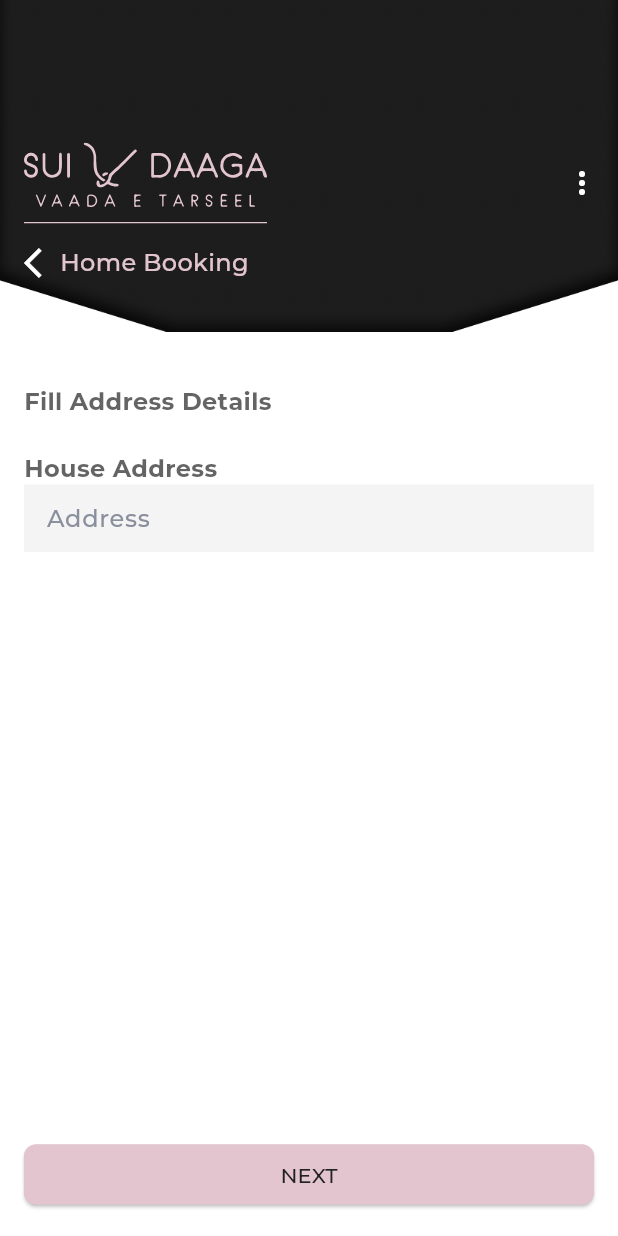
After one commit to yash1711v/Sui-Daga, a Flutter app: the BookingScreen screen opened directly, after a tap on "NEXT", on a phone screen of 412 x 824 dp. The commit adds this screen. Run offline on Flutter 3.47's test engine with Material 3 defaults, Android fonts, the phone set to English and light mode, and no system bars; our stand-ins replace bloc, equatable, flutter_bloc, flutter_screenutil, flutter_svg; project files that could hold a hidden picture were left out.

Commit message:
refactor: homeservice screens

```diff
--- /dev/null
+++ b/lib/controllers/BookingController/HomeService/home_service.dart
@@ -0,0 +1,128 @@
+import 'package:sui_daga/widget/custom_button.dart';
+import 'package:sui_daga/widget/custom_textfield.dart';
+
+import '../../../routes/routes_helper.dart';
+import '../../../style/Pallet.dart';
+import '../../../style/style.dart';
+import '../../../widget/custom_app_bar.dart';
+
+class HomeService extends StatelessWidget {
+  static const id = "/HomeService";
+
+  const HomeService({super.key});
+
+  @override
+  Widget build(BuildContext context) {
+    return Scaffold(
+      appBar: PreferredSize(
+        preferredSize: const Size(412, 221),
+        child: CustomAppBar(
+          textUnderLogo: Padding(
+            padding: const EdgeInsets.only(
+              left: 16.0,
+            ),
+            child: GestureDetector(
+              onTap: () {
+                Navigator.pop(context);
+              },
+              child: Row(
+                children: [
+                  GestureDetector(
+                      onTap: () {
+                        Navigator.pop(context);
+                      },
+                      child: Icon(Icons.arrow_back_ios, color: Pallet.white)),
+                  Text(
+                    "Home Booking",
+                    style:
+                        Style.h18.copyWith(color: Pallet.primary, fontSize: 16),
+                  ),
+                ],
+              ),
+            ),
+          ),
+          actionButton: IconButton(
+            icon: const Icon(Icons.more_vert),
+            onPressed: () {
+              // Add action here
+            },
+            color: Pallet.white,
+          ),
+        ),
+      ),
+      body: Column(
+        children: [
+          Expanded(
+              child: Padding(
+            padding: const EdgeInsets.symmetric(horizontal: 16.0),
+            child: Column(
+              crossAxisAlignment: CrossAxisAlignment.start,
+              children: [
+                const SizedBox(
+                  height: 37,
+                ),
+                Text(
+                  'Fill Address Details',
+                  style: TextStyle(
+                    color: Color(0xB2212121),
+                    fontSize: 16,
+                    fontFamily: 'Montserrat',
+                    fontWeight: FontWeight.w700,
+                    height: 0,
+                  ),),
+                const SizedBox(
+                  height: 25,
+                ),
+                const Text(
+                  'House Address',
+                  style: TextStyle(
+                    color: Color(0xB2212121),
+                    fontSize: 16,
+                    fontFamily: 'Montserrat',
+                    fontWeight: FontWeight.w700,
+                    height: 0,
+                  ),
+                ),
+                Container(
+                    width: 380,
+                    height: 45,
+                    decoration: BoxDecoration(
+                      color: const Color(0xFFF4F4F4),
+                      border: Border.all(color: const Color(0xFFF4F4F4)),
+                    ),
+                    child: CustomTextField(
+                      style: const TextStyle(color: Colors.black),
+                      controller: TextEditingController(),
+                      hintText: "Address",
+                    )),
+                const Spacer(),
+                Row(
+                  children: [
+                    Expanded(
+                      child: CustomButton(
+                        onPressed: () {},
+                        child: const Text(
+                          'NEXT',
+                          style: TextStyle(
+                            color: Color(0xFF212121),
+                            fontSize: 14,
+                            fontFamily: 'Montserrat',
+                            fontWeight: FontWeight.w500,
+                            height: 0,
+                          ),
+                        ),
+                      ),
+                    ),
+                  ],
+                ),
+                const SizedBox(
+                  height: 17,
+                ),
+              ],
+            ),
+          ))
+        ],
+      ),
+    );
+  }
+}
--- a/lib/controllers/BookingController/booking_cubit.dart
+++ b/lib/controllers/BookingController/booking_cubit.dart
@@ -1,18 +1,26 @@
 import 'package:flutter_bloc/flutter_bloc.dart';
+import '../../routes/routes_helper.dart';
 import 'booking_state.dart';
 
 class BookingCubit extends Cubit<BookingState> {
-  BookingCubit() : super(BookingState());
-
-  List<String> selectedBookingItems = [
-  ];
-  void selectMakeBookingItem(int index) {
-    if(selectedBookingItems.contains(state.makeBookingItems![index])){
-        selectedBookingItems.remove(state.makeBookingItems![index]);
-        emit(state.copyWith(selectedMakeBookingItem: selectedBookingItems,makeBookingItems: state.makeBookingItems));
-      } else {
-        selectedBookingItems.add(state.makeBookingItems![index]);
-        emit(state.copyWith(selectedMakeBookingItem: selectedBookingItems,makeBookingItems: state.makeBookingItems));
+  BookingCubit() : super(BookingState()) {
+    // Set the default selected item to the first item (index 0)
+    if (state.makeBookingItems!.isNotEmpty) {
+      selectedMakeBookingItem = [state.makeBookingItems![0]];
     }
   }
+
+  List<String> selectedMakeBookingItem = [];
+
+  void selectMakeBookingItem(int index) {
+
+    if (index < 0 || index > state.makeBookingItems!.length) return;
+
+    selectedMakeBookingItem = [state.makeBookingItems![index]];
+     debugPrint("Selected Item: $selectedMakeBookingItem");
+    emit(state.copyWith(
+      selectedMakeBookingItem: selectedMakeBookingItem,  // Use a copy
+      makeBookingItems: state.makeBookingItems,
+    ));
+  }
 }
--- a/lib/controllers/BookingController/booking_state.dart
+++ b/lib/controllers/BookingController/booking_state.dart
@@ -1,15 +1,11 @@
-import 'package:equatable/equatable.dart';
-
-final class BookingState extends Equatable {
+class BookingState {
   final List<String>? makeBookingItems;
   final List<String>? selectedMakeBookingItem;
 
-  const BookingState(
-      {this.makeBookingItems = const [
-        "Home Booking",
-        "Visit Shop",
-      ],
-       this.selectedMakeBookingItem});
+  BookingState({this.makeBookingItems = const [
+    "Visit Shop",
+    "Home Service",
+  ], this.selectedMakeBookingItem = const []});
 
   BookingState copyWith({
     List<String>? makeBookingItems,
@@ -17,14 +13,7 @@ final class BookingState extends Equatable {
   }) {
     return BookingState(
       makeBookingItems: makeBookingItems ?? this.makeBookingItems,
-      selectedMakeBookingItem:
-          selectedMakeBookingItem ?? this.selectedMakeBookingItem,
+      selectedMakeBookingItem: selectedMakeBookingItem ?? this.selectedMakeBookingItem,
     );
   }
-
-  @override
-  List<Object?> get props => [
-        makeBookingItems,
-        selectedMakeBookingItem,
-      ];
 }
--- a/lib/controllers/MainScreenController/main_screen_cubit.dart
+++ b/lib/controllers/MainScreenController/main_screen_cubit.dart
@@ -1,5 +1,7 @@
 import 'package:bloc/bloc.dart';
 import 'package:flutter/cupertino.dart';
+import 'package:sui_daga/controllers/BookingController/booking_cubit.dart';
+import 'package:sui_daga/controllers/HomeScreenController/home_cubit.dart';
 import 'package:sui_daga/controllers/MainScreenController/main_screen_state.dart';
 
 class MainScreenCubit extends Cubit<MainScreenState> {
--- a/lib/main.dart
+++ b/lib/main.dart
@@ -33,12 +33,12 @@ class MyApp extends StatelessWidget {
             create: (BuildContext context) =>
                 HomeCubit()..getHomeData(),
           ),
+          BlocProvider<BookingCubit>(
+            create: (BuildContext context) => BookingCubit(),
+          ),
           BlocProvider<MainScreenCubit>(
             create: (BuildContext context) =>
             MainScreenCubit()..getMainScreenData(),
-          ),
-          BlocProvider<BookingCubit>(
-            create: (BuildContext context) => BookingCubit()..selectMakeBookingItem(0),
           ),
         ],
         child: MaterialApp(
--- a/lib/routes/routes.dart
+++ b/lib/routes/routes.dart
@@ -45,6 +45,26 @@ class Routes {
             );
           },
         );
+
+        case HomeService.id:
+        return PageRouteBuilder(
+          pageBuilder: (context, animation, secondaryAnimation) =>
+              const HomeService(),
+          transitionsBuilder: (context, animation, secondaryAnimation, child) {
+            const begin = 0.0;
+            const end = 1.0;
+            const curve = Curves.easeIn;
+
+            var tween = Tween<double>(begin: begin, end: end)
+                .chain(CurveTween(curve: curve));
+            var opacityAnimation = animation.drive(tween);
+
+            return FadeTransition(
+              opacity: opacityAnimation,
+              child: child,
+            );
+          },
+        );
       default:
         return MaterialPageRoute(
             builder: (_) => Scaffold(
--- a/lib/routes/routes_helper.dart
+++ b/lib/routes/routes_helper.dart
@@ -2,3 +2,4 @@ export 'package:flutter/material.dart';
 export '../view/SplashScreen/splash_screen.dart';
 export '../view/LoginScreen/login_screen.dart';
 export '../view/MainScreen/main_screen.dart';
+export '../controllers/BookingController/HomeService/home_service.dart';
--- a/lib/view/BookingScreen/booking_screen.dart
+++ b/lib/view/BookingScreen/booking_screen.dart
@@ -9,6 +9,7 @@ import '../../style/Pallet.dart';
 import '../../style/style.dart';
 import '../../widget/CustomChipSelection/custom_chip_selection.dart';
 import '../../widget/custom_app_bar.dart';
+import '../../widget/custom_button.dart';
 import '../../widget/custom_calender.dart';
 import '../../widget/drop_down.dart';
 
@@ -136,7 +137,8 @@ class BookingScreen extends StatelessWidget {
                   onTap: () {
                     showDialog(
                         context: context,
-                        builder: (context) => Dialog(
+                        builder: (context) =>
+                            Dialog(
                               backgroundColor: Colors.transparent,
                               child: Padding(
                                 padding: const EdgeInsets.symmetric(
@@ -172,10 +174,10 @@ class BookingScreen extends StatelessWidget {
           const SizedBox(
             height: 10,
           ),
-          BlocBuilder<BookingCubit, BookingState>(
+          BlocProvider<BookingCubit>(
+            create: (BuildContext context) => BookingCubit(),
+            child: BlocBuilder<BookingCubit, BookingState>(
               builder: (context, state) {
-              debugPrint("Make Booking Items: ${state.makeBookingItems}");
-              debugPrint("Make Booking Items: ${state.selectedMakeBookingItem}");
                 return SizedBox(
                   width: double.infinity,
                   height: 45,
@@ -187,11 +189,50 @@ class BookingScreen extends StatelessWidget {
                     width: 181,
                     height: 45,
                     scrollDirection: Axis.horizontal,
-                  selectedItems:
-                      state.selectedMakeBookingItem ?? [],
+                    selectedItems: state.selectedMakeBookingItem ?? [],
                   ),
                 );
               },
+            ),
+          ),
+
+          BlocBuilder<BookingCubit, BookingState>(
+            builder: (context, state) {
+              return Padding(
+                padding: const EdgeInsets.only(
+                    left: 16.0, right: 16.0, top: 150),
+                child: Row(
+                  children: [
+                    Expanded(
+                      child: CustomButton(
+                        onPressed: () {
+                          debugPrint("Selected Item: ${state
+                              .selectedMakeBookingItem}");
+                          Navigator.pushNamed(context, HomeService.id);
+                          if (state.selectedMakeBookingItem!.contains(
+                              "Home Service")) {
+                            Navigator.pushNamed(context, HomeService.id);
+                          }
+                        },
+                        child: const Text(
+                          'NEXT',
+                          style: TextStyle(
+                            color: Color(0xFF212121),
+                            fontSize: 14,
+                            fontFamily: 'Montserrat',
+                            fontWeight: FontWeight.w500,
+                            height: 0,
+                          ),
+                        ),
+                      ),
+                    ),
+                  ],
+                ),
+              );
+            },
+          ),
+          const SizedBox(
+            height: 20,
           ),
         ],
       ),
--- a/lib/widget/CustomChipSelection/custom_chip_selection.dart
+++ b/lib/widget/CustomChipSelection/custom_chip_selection.dart
@@ -1,4 +1,4 @@
-import '../../routes/routes_helper.dart';
+import 'package:flutter/material.dart';
 
 class CustomChipSelection extends StatelessWidget {
   final List<String> items;
@@ -28,46 +28,34 @@ class CustomChipSelection extends StatelessWidget {
       scrollDirection: scrollDirection,
       shrinkWrap: true,
       itemBuilder: (context, index) {
+        final isSelected = selectedItems.isNotEmpty && items[index] == selectedItems.first;
+
         return GestureDetector(
-            onTap: onSelected!(index),
+          onTap: () => onSelected!(index),
           child: Padding(
             padding: const EdgeInsets.only(left: 16.0),
             child: Container(
               width: width,
               height: height,
               decoration: BoxDecoration(
-                  color: index <= selectedItems.length &&
-                          selectedItems.isNotEmpty
-                      ? ((items[index] ==
-                              selectedItems[
-                                  index <= selectedItems.length ? index : 0])
-                          ? const Color(0xFF000000)
-                          : const Color(0xFFF4F4F4))
-                      : const Color(0xFFF4F4F4),
+                color: isSelected ? const Color(0xFF000000) : const Color(0xFFF4F4F4),
                 borderRadius: BorderRadius.circular(5),
               ),
               child: Center(
                 child: Text(
                   items[index],
                   style: TextStyle(
-                      color: index <= selectedItems.length
-                          ? ((items[index] ==
-                                  selectedItems[index <= selectedItems.length
-                                      ? index
-                                      : 0])
-                              ? Colors.white
-                              : Colors.black)
-                          : Colors.black,
+                    color: isSelected ? Colors.white : Colors.black,
                     fontSize: 16,
                     fontFamily: 'Montserrat',
                     fontWeight: FontWeight.w400,
-                      height: 0,
                   ),
                 ),
               ),
             ),
           ),
         );
-        });
+      },
+    );
   }
 }
```
Lines whose indentation alone changed are shown as unchanged.
